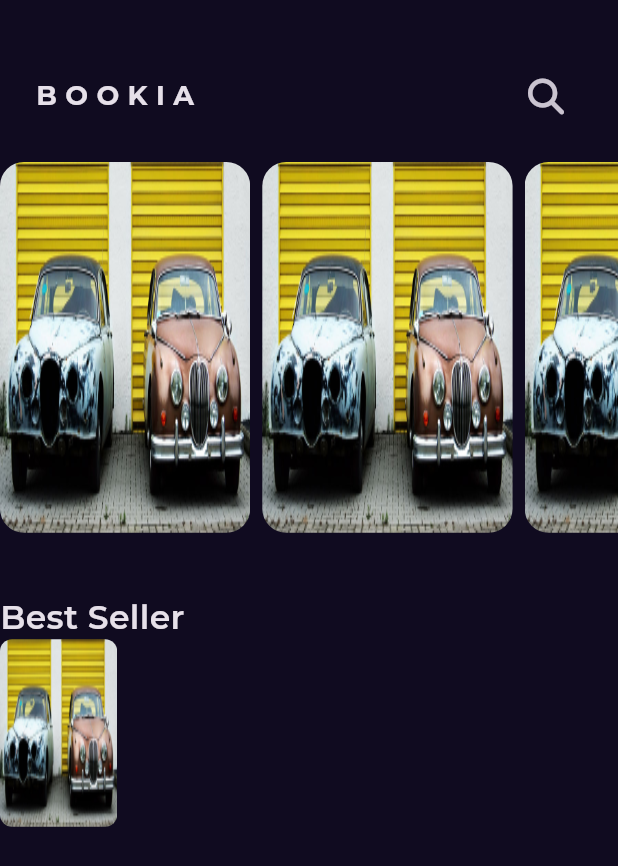
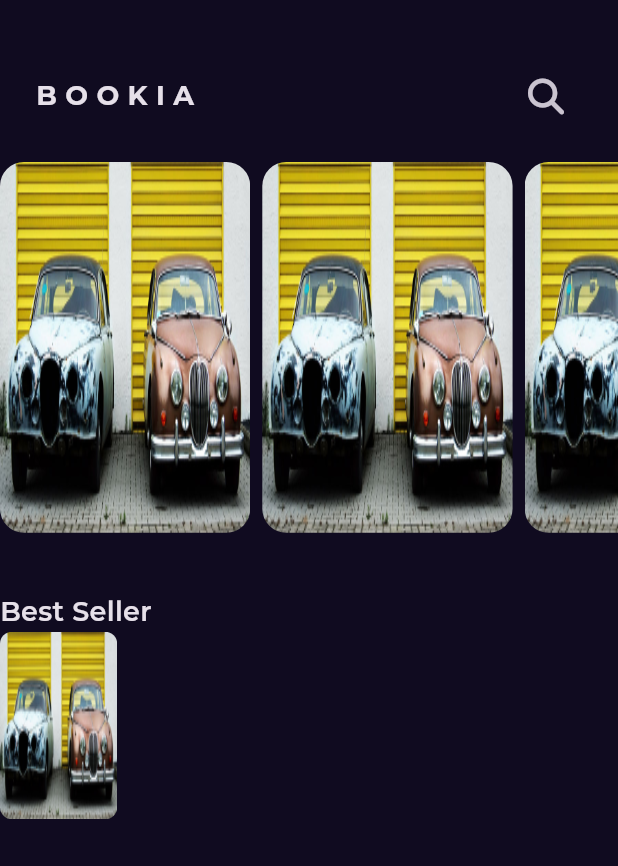
Before and after one commit to muhammad-mustafa1/BOOKIA, a Flutter app: the screen it shows after launch, on a phone screen of 412 x 824 dp. Shown: the top 866 px of the screen. Run offline on Flutter 3.47's test engine with Material 3 defaults, Android fonts, the phone set to English and light mode, and no system bars; our stand-ins replace font_awesome_flutter, get, google_fonts.

Commit message:
create app styles

```diff
--- a/lib/Core/Utils/styles.dart
+++ b/lib/Core/Utils/styles.dart
@@ -1,8 +1,31 @@
+import 'package:bookia/constants.dart';
 import 'package:flutter/material.dart';
 
 abstract class Styles {
-  static const titleMedium = TextStyle(
-    fontSize: 22,
+  static const textStyle30 = TextStyle(
+    fontSize: 30,
+    fontWeight: FontWeight.normal,
+    fontFamily: kGtSectraFine,
+  );
+
+  static const textStyle20 = TextStyle(
+    fontSize: 20,
+    fontWeight: FontWeight.normal,
+    fontFamily: kGtSectraFine,
+  );
+
+  static const textStyle18 = TextStyle(
+    fontSize: 18,
     fontWeight: FontWeight.w600,
   );
+
+  static const textStyle16 = TextStyle(
+    fontSize: 16,
+    fontWeight: FontWeight.w500,
+  );
+
+  static const textStyle14 = TextStyle(
+    fontSize: 14,
+    fontWeight: FontWeight.normal,
+  );
 }
--- a/lib/Features/home/presentation/views/widgets/home_view_body.dart
+++ b/lib/Features/home/presentation/views/widgets/home_view_body.dart
@@ -15,7 +15,7 @@ class HomeViewBody extends StatelessWidget {
         CustomAppBar(),
         FeaturedBooksListView(),
         SizedBox(height: 40),
-        Text('Best Seller', style: Styles.titleMedium),
+        Text('Best Seller', style: Styles.textStyle18),
         BestSellerListViewItem()
       ],
     );
--- a/lib/constants.dart
+++ b/lib/constants.dart
@@ -2,3 +2,4 @@ import 'package:flutter/material.dart';
 
 const kPrimaryColor = Color(0xff100b20);
 const kTransitionDuration = Duration(milliseconds: 300);
+const kGtSectraFine = 'kGtSectraFine';
```
